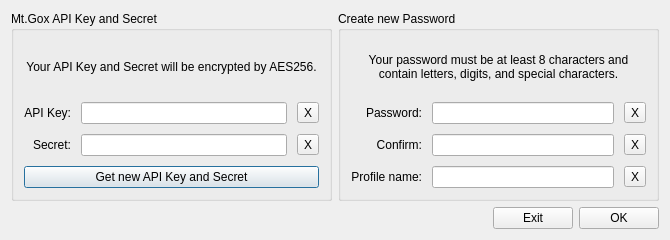
JulyIghor/QtBitcoinTrader, file src/newpassworddialog.ui: the form before one commit.
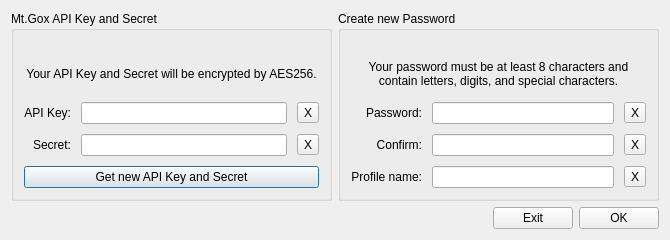
The form after the commit.

Patch:
```diff
--- a/src/newpassworddialog.ui
+++ b/src/newpassworddialog.ui
@@ -94,7 +94,7 @@
         <property name="minimumSize">
          <size>
           <width>0</width>
-          <height>50</height>
+          <height>65</height>
          </size>
         </property>
         <property name="text">
@@ -289,7 +289,7 @@
         <property name="minimumSize">
          <size>
           <width>0</width>
-          <height>50</height>
+          <height>65</height>
          </size>
         </property>
         <property name="text">
```
